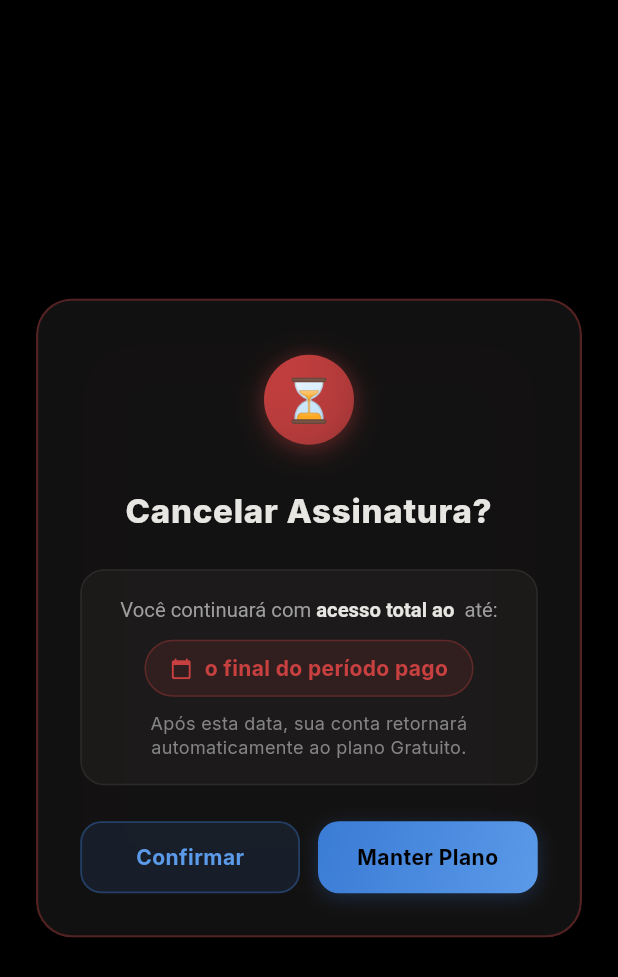
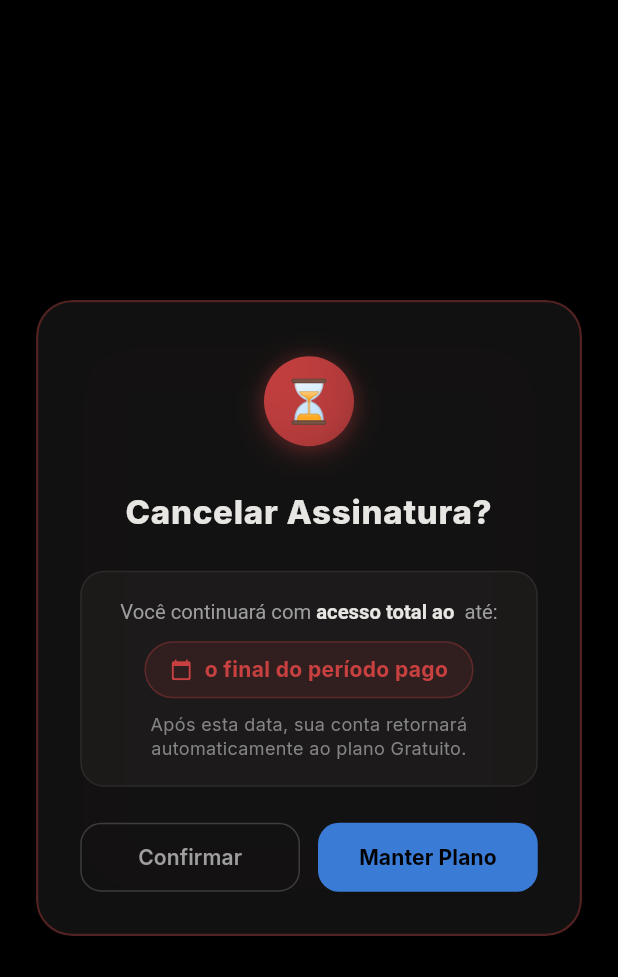
Before and after one commit to WArbiol/Gnosis-Chat-Front, a Flutter app: the SubscriptionCancelDialog widget shown alone on an empty page, opened directly with empty values, on a phone screen of 412 x 824 dp. Shown: the top 977 px of the screen. Run offline on Flutter 3.47's test engine with Material 3 defaults, Android fonts, the phone set to English and light mode, and no system bars; our stand-ins replace dio, flutter_dotenv, flutter_markdown, flutter_riverpod, flutter_secure_storage, freezed_annotation and 6 more; missing offline and left inert: fetch_client, flutter_markdown_latex, markdown, syncfusion_flutter_pdfviewer; accounts and stored records are empty; network calls fail.

Commit message:
style(dialog): equalize button heights and clean secondary action styling

```diff
--- a/lib/features/subscription/presentation/widgets/subscription_cancel_dialog.dart
+++ b/lib/features/subscription/presentation/widgets/subscription_cancel_dialog.dart
@@ -246,17 +246,18 @@ class SubscriptionCancelDialog extends StatelessWidget {
                     children: [
                       // Secondary Option: Confirm Cancel
                       Expanded(
+                        child: SizedBox(
+                          height: 46,
                           child: OutlinedButton(
                             onPressed: () {
                               HapticFeedback.lightImpact();
                               Navigator.of(context).pop(true);
                             },
                             style: OutlinedButton.styleFrom(
-                            padding: const EdgeInsets.symmetric(vertical: 14),
-                            backgroundColor: AppColors.primary.withValues(alpha: 0.12),
+                              foregroundColor: AppColors.onSurfaceVariant,
                               side: BorderSide(
-                              color: AppColors.primary.withValues(alpha: 0.35),
-                              width: 1.2,
+                                color: AppColors.onSurface.withValues(alpha: 0.2),
+                                width: 1,
                               ),
                               shape: RoundedRectangleBorder(
                                 borderRadius: BorderRadius.circular(14),
@@ -265,10 +266,10 @@ class SubscriptionCancelDialog extends StatelessWidget {
                             child: const Text(
                               'Confirmar',
                               style: TextStyle(
-                              color: AppColors.primaryLight,
-                              fontWeight: FontWeight.bold,
+                                color: AppColors.onSurfaceVariant,
+                                fontWeight: FontWeight.w600,
                                 fontSize: 14,
-                              letterSpacing: 0.3,
+                              ),
                             ),
                           ),
                         ),
@@ -278,45 +279,26 @@ class SubscriptionCancelDialog extends StatelessWidget {
 
                       // Primary Option: Keep Plan
                       Expanded(
-                        child: Container(
-                          decoration: BoxDecoration(
-                            borderRadius: BorderRadius.circular(14),
-                            gradient: const LinearGradient(
-                              colors: [
-                                AppColors.primary,
-                                AppColors.primaryLight,
-                              ],
-                              begin: Alignment.topLeft,
-                              end: Alignment.bottomRight,
-                            ),
-                            boxShadow: [
-                              BoxShadow(
-                                color: AppColors.primary.withValues(alpha: 0.25),
-                                blurRadius: 10,
-                                offset: const Offset(0, 3),
-                              ),
-                            ],
-                          ),
-                          child: Material(
-                            color: Colors.transparent,
-                            child: InkWell(
-                              onTap: () {
+                        child: SizedBox(
+                          height: 46,
+                          child: ElevatedButton(
+                            onPressed: () {
                               HapticFeedback.lightImpact();
                               Navigator.of(context).pop(false);
                             },
+                            style: ElevatedButton.styleFrom(
+                              backgroundColor: AppColors.primary,
+                              foregroundColor: AppColors.background,
+                              elevation: 0,
+                              shape: RoundedRectangleBorder(
                                 borderRadius: BorderRadius.circular(14),
-                              child: const Padding(
-                                padding: EdgeInsets.symmetric(vertical: 14),
-                                child: Text(
+                              ),
+                            ),
+                            child: const Text(
                               'Manter Plano',
-                                  textAlign: TextAlign.center,
                               style: TextStyle(
-                                    color: AppColors.background,
                                 fontWeight: FontWeight.bold,
                                 fontSize: 14,
-                                    letterSpacing: 0.3,
-                                  ),
-                                ),
                               ),
                             ),
                           ),
```
Lines whose indentation alone changed are shown as unchanged.
